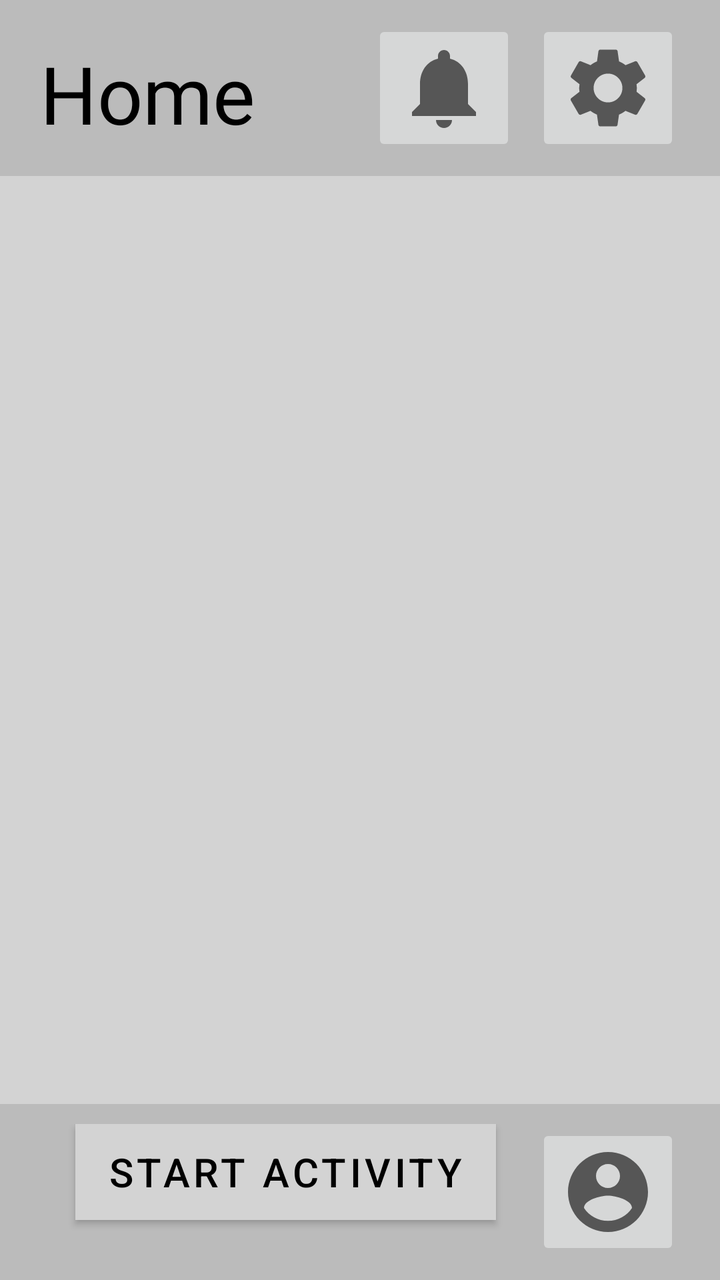
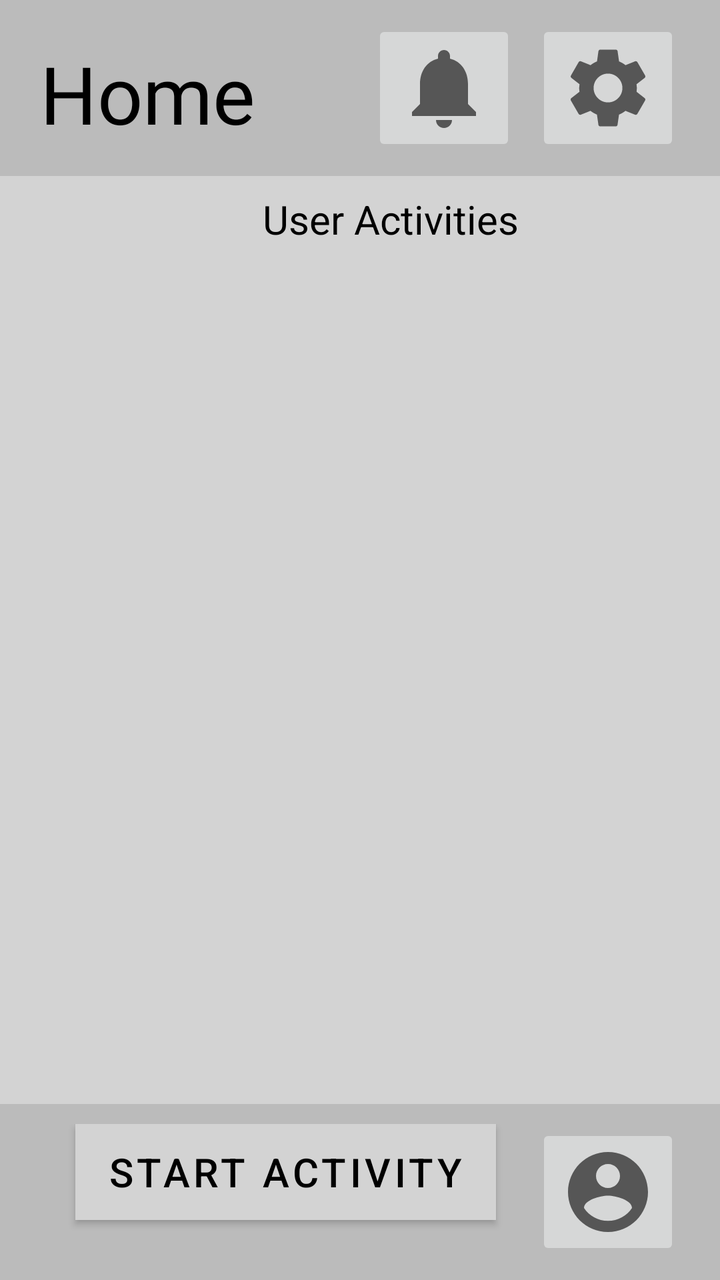

Screens rendered from an Android XML layout before and after an edit, with the pre-edit source and the edit as a unified diff.
<!-- AndroidManifest.xml: application theme Theme.CMP309CWK -->
<!-- res/layout/activity_main.xml -->
<?xml version="1.0" encoding="utf-8"?>
<RelativeLayout xmlns:android="http://schemas.android.com/apk/res/android"
    android:layout_width="fill_parent"
    android:layout_height="fill_parent"
    xmlns:app="http://schemas.android.com/apk/res-auto"
    android:background="@color/white"
    android:orientation="vertical">

    <LinearLayout xmlns:tools="http://schemas.android.com/tools"
        android:layout_width="match_parent"
        android:layout_height="match_parent"
        android:background="#D3D3D3"
        android:orientation="vertical"
        tools:context=".MainActivity">

        <LinearLayout
            android:layout_width="match_parent"
            android:layout_height="wrap_content"
            android:background="#bbbbbb"
            android:orientation="horizontal">

            <TextView
                android:layout_width="wrap_content"
                android:layout_height="wrap_content"
                android:layout_marginStart="20dp"
                android:layout_marginTop="20dp"
                android:layout_marginBottom="10dp"
                android:fontFamily="@font/title"
                android:gravity="left"
                android:text="@string/home"
                android:textColor="#000000"
                android:textSize="40sp" />


            <LinearLayout
                android:layout_width="match_parent"
                android:layout_height="wrap_content"
                android:layout_marginTop="10dp"
                android:layout_marginEnd="10dp"
                android:layout_marginBottom="10dp"
                android:gravity="right"
                android:orientation="horizontal">


                <ImageButton
                    android:id="@+id/btnNotification"
                    android:layout_width="wrap_content"
                    android:layout_height="wrap_content"
                    android:layout_marginEnd="10dp"
                    android:src="@drawable/ic_baseline_notifications_24" />

                <ImageButton
                    android:id="@+id/btnSettings"
                    android:layout_width="wrap_content"
                    android:layout_height="wrap_content"
                    android:layout_marginEnd="10dp"
                    android:src="@drawable/ic_baseline_settings_24" />

            </LinearLayout>
        </LinearLayout>

        
        
        

    </LinearLayout>

    
    <LinearLayout
        android:layout_width="match_parent"
        android:layout_height="wrap_content"
        android:orientation="horizontal"
        android:background="#bbbbbb"
        android:layout_alignParentBottom="true" >



        <LinearLayout
            android:layout_width="match_parent"
            android:layout_height="wrap_content"
            android:orientation="horizontal"
            android:layout_marginTop="10dp"
            android:layout_marginBottom="10dp"
            android:layout_marginEnd="10dp"
            android:gravity="right">

            
            <Button
                android:id="@+id/btnStartMaps"
                android:layout_width="wrap_content"
                android:layout_height="wrap_content"
                android:layout_marginRight="20dp"
                android:text="Start Activity"
                android:textColor="#000000"
                android:textSize="20sp"
                android:layout_marginBottom="10dp"
                android:layout_marginLeft="20dp"
                app:backgroundTint="@null"
                android:background="#D3D3D3" />



            <ImageButton
                android:id="@+id/btnProfile"
                android:layout_width="wrap_content"
                android:layout_height="wrap_content"
                android:layout_marginEnd="10dp"
                android:src="@drawable/ic_baseline_account_circle_24" />

        </LinearLayout>

    </LinearLayout>
    


</RelativeLayout>
<!-- resources referenced by this layout -->
<resources>
  <color name="white">#FFFFFFFF</color>
  <!-- drawable ic_baseline_account_circle_24 (drawable) -->
  <vector xmlns:android="http://schemas.android.com/apk/res/android"
      android:width="48dp"
      android:height="48dp"
      android:viewportWidth="24"
      android:viewportHeight="24"
      android:tint="?attr/colorControlNormal">
    <path
        android:fillColor="@android:color/white"
        android:pathData="M12,2C6.48,2 2,6.48 2,12s4.48,10 10,10 10,-4.48 10,-10S17.52,2 12,2zM12,5c1.66,0 3,1.34 3,3s-1.34,3 -3,3 -3,-1.34 -3,-3 1.34,-3 3,-3zM12,19.2c-2.5,0 -4.71,-1.28 -6,-3.22 0.03,-1.99 4,-3.08 6,-3.08 1.99,0 5.97,1.09 6,3.08 -1.29,1.94 -3.5,3.22 -6,3.22z"/>
  </vector>
  <!-- drawable ic_baseline_notifications_24 (drawable) -->
  <vector android:height="48dp" android:tint="?attr/colorControlNormal"
      android:viewportHeight="24" android:viewportWidth="24"
      android:width="48dp" xmlns:android="http://schemas.android.com/apk/res/android">
      <path android:fillColor="@android:color/white" android:pathData="M12,22c1.1,0 2,-0.9 2,-2h-4c0,1.1 0.89,2 2,2zM18,16v-5c0,-3.07 -1.64,-5.64 -4.5,-6.32L13.5,4c0,-0.83 -0.67,-1.5 -1.5,-1.5s-1.5,0.67 -1.5,1.5v0.68C7.63,5.36 6,7.92 6,11v5l-2,2v1h16v-1l-2,-2z"/>
  </vector>
  <!-- drawable ic_baseline_settings_24 (drawable) -->
  <vector android:height="48dp" android:tint="?attr/colorControlNormal"
      android:viewportHeight="24" android:viewportWidth="24"
      android:width="48dp" xmlns:android="http://schemas.android.com/apk/res/android">
      <path android:fillColor="@android:color/white" android:pathData="M19.14,12.94c0.04,-0.3 0.06,-0.61 0.06,-0.94c0,-0.32 -0.02,-0.64 -0.07,-0.94l2.03,-1.58c0.18,-0.14 0.23,-0.41 0.12,-0.61l-1.92,-3.32c-0.12,-0.22 -0.37,-0.29 -0.59,-0.22l-2.39,0.96c-0.5,-0.38 -1.03,-0.7 -1.62,-0.94L14.4,2.81c-0.04,-0.24 -0.24,-0.41 -0.48,-0.41h-3.84c-0.24,0 -0.43,0.17 -0.47,0.41L9.25,5.35C8.66,5.59 8.12,5.92 7.63,6.29L5.24,5.33c-0.22,-0.08 -0.47,0 -0.59,0.22L2.74,8.87C2.62,9.08 2.66,9.34 2.86,9.48l2.03,1.58C4.84,11.36 4.8,11.69 4.8,12s0.02,0.64 0.07,0.94l-2.03,1.58c-0.18,0.14 -0.23,0.41 -0.12,0.61l1.92,3.32c0.12,0.22 0.37,0.29 0.59,0.22l2.39,-0.96c0.5,0.38 1.03,0.7 1.62,0.94l0.36,2.54c0.05,0.24 0.24,0.41 0.48,0.41h3.84c0.24,0 0.44,-0.17 0.47,-0.41l0.36,-2.54c0.59,-0.24 1.13,-0.56 1.62,-0.94l2.39,0.96c0.22,0.08 0.47,0 0.59,-0.22l1.92,-3.32c0.12,-0.22 0.07,-0.47 -0.12,-0.61L19.14,12.94zM12,15.6c-1.98,0 -3.6,-1.62 -3.6,-3.6s1.62,-3.6 3.6,-3.6s3.6,1.62 3.6,3.6S13.98,15.6 12,15.6z"/>
  </vector>
  <string name="home">Home</string>
  <style name="Theme.CMP309CWK" parent="Theme.MaterialComponents.DayNight.DarkActionBar">
          
          <item name="colorPrimary">@color/purple_500</item>
          <item name="colorPrimaryVariant">@color/purple_700</item>
          <item name="colorOnPrimary">@color/white</item>
          
          <item name="colorSecondary">@color/teal_200</item>
          <item name="colorSecondaryVariant">@color/teal_700</item>
          <item name="colorOnSecondary">@color/black</item>
          
          <item name="android:statusBarColor" tools:targetApi="l">?attr/colorPrimaryVariant</item>
          
      </style>
  <color name="purple_500">#FF6200EE</color>
  <color name="purple_700">#FF3700B3</color>
  <color name="teal_200">#FF03DAC5</color>
  <color name="teal_700">#FF018786</color>
  <color name="black">#FF000000</color>
</resources>

<!-- the commit's change to res/layout/activity_main.xml (unified diff, before → after) -->
@@ -3,10 +3,11 @@
     android:layout_width="fill_parent"
     android:layout_height="fill_parent"
     xmlns:app="http://schemas.android.com/apk/res-auto"
+    xmlns:tools="http://schemas.android.com/tools"
     android:background="@color/white"
     android:orientation="vertical">
 
-    <LinearLayout xmlns:tools="http://schemas.android.com/tools"
+    <LinearLayout
         android:layout_width="match_parent"
         android:layout_height="match_parent"
         android:background="#D3D3D3"
@@ -59,11 +60,21 @@
             </LinearLayout>
         </LinearLayout>
 
-        
-        
-        
+        <include
+            layout="@layout/activity_activities_list"
+            android:layout_width="399dp"
+            android:layout_height="553dp" />
 
     </LinearLayout>
+
+    <LinearLayout
+        android:layout_width="match_parent"
+        android:layout_height="wrap_content"
+        android:background="#ffffff"
+        android:orientation="vertical"
+        tools:context=".MainActivity"/>
+
+
 
     
     <LinearLayout
@@ -114,3 +125,34 @@
 
 
 </RelativeLayout>
+<!-- res/layout/activity_activities_list.xml (included above) -->
+<?xml version="1.0" encoding="utf-8"?>
+<LinearLayout xmlns:android="http://schemas.android.com/apk/res/android"
+    android:layout_width="match_parent"
+    android:layout_height="wrap_content"
+    android:background="#D3D3D3"
+    android:orientation="vertical"
+    android:paddingRight="8dp">
+
+    <TextView
+        android:layout_width="match_parent"
+        android:layout_height="wrap_content"
+        android:text="User Activities"
+        android:textSize="20sp"
+        android:textColor="#000000"
+        android:gravity="center"
+        android:paddingTop="8dp"
+        android:paddingBottom="8dp"
+        android:paddingLeft="8dp"
+        android:paddingRight="8dp" />
+
+    <ListView
+        android:id="@+id/list_contacts"
+        android:layout_width="match_parent"
+        android:layout_height="443dp"
+        android:layout_weight="1"
+        android:drawSelectorOnTop="false">
+
+    </ListView>
+
+</LinearLayout>
